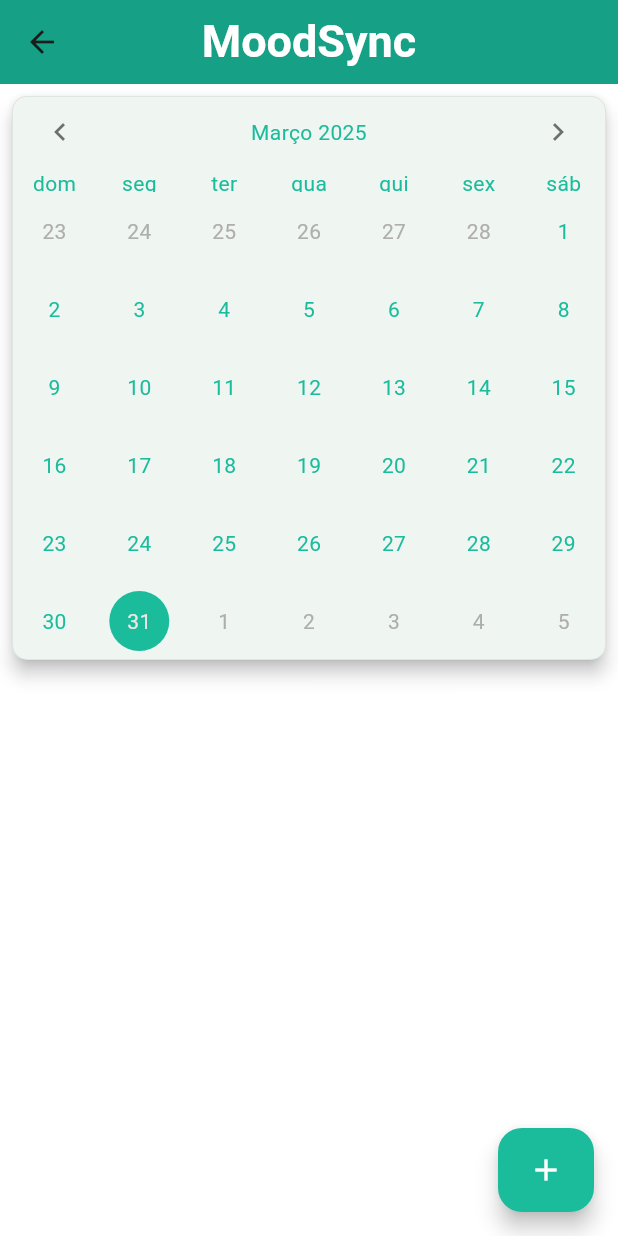
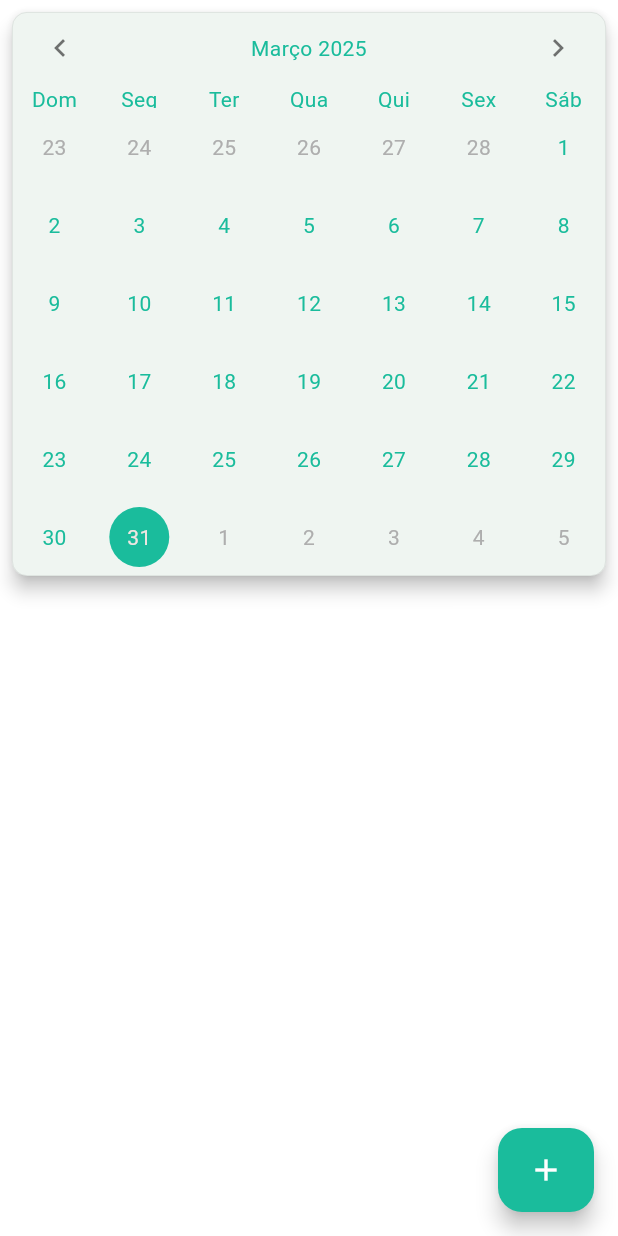
Before and after one commit to LucasDavid80/MoodSync, a Flutter app: the CalendarScreen screen opened by its route, on a phone screen of 412 x 824 dp. Run offline on Flutter 3.47's test engine with Material 3 defaults, Android fonts, the phone set to English and light mode, and no system bars; drawn by our look-alikes of table_calendar; our stand-ins replace firebase_core, fl_chart, modal_bottom_sheet; accounts and stored records are empty; generated files the repository leaves out were written again.

Commit message:
fix(calendar): arrumando o bug da AppBar

```diff
--- a/lib/screens/calendar/calendar_screen.dart
+++ b/lib/screens/calendar/calendar_screen.dart
@@ -176,18 +176,6 @@ class _CalendarScreenState extends State<CalendarScreen> {
   @override
   Widget build(BuildContext context) {
     return Scaffold(
-      appBar: AppBar(
-        title: const Text(
-          'MoodSync',
-          style: TextStyle(
-            fontSize: 30,
-            fontWeight: FontWeight.bold,
-            color: Colors.white,
-          ),
-        ),
-        centerTitle: true,
-        backgroundColor: CustomColors().getAppBarMainColor(),
-      ),
       backgroundColor: Colors.white,
       floatingActionButton: FloatingActionButton.extended(
         onPressed: () => _showAddEventDialog(),
@@ -329,19 +317,19 @@ class _CalendarScreenState extends State<CalendarScreen> {
                 dowBuilder: (context, day) {
                   String text;
                   if (day.weekday == DateTime.sunday) {
-                    text = 'dom';
+                    text = 'Dom';
                   } else if (day.weekday == DateTime.monday) {
-                    text = 'seg';
+                    text = 'Seg';
                   } else if (day.weekday == DateTime.tuesday) {
-                    text = 'ter';
+                    text = 'Ter';
                   } else if (day.weekday == DateTime.wednesday) {
-                    text = 'qua';
+                    text = 'Qua';
                   } else if (day.weekday == DateTime.thursday) {
-                    text = 'qui';
+                    text = 'Qui';
                   } else if (day.weekday == DateTime.friday) {
-                    text = 'sex';
+                    text = 'Sex';
                   } else if (day.weekday == DateTime.saturday) {
-                    text = 'sáb';
+                    text = 'Sáb';
                   } else {
                     text = 'err';
                   }
@@ -377,9 +365,9 @@ class _CalendarScreenState extends State<CalendarScreen> {
               leading: const Icon(Icons.done, color: Colors.grey),
               title: Padding(
                 padding: const EdgeInsets.only(bottom: 8.0),
-                child: Text('Event Title:   ${myEvents.eventTitle}'),
+                child: Text('Emoção do dia:   ${myEvents.eventTitle}'),
               ),
-              subtitle: Text('Description:   ${myEvents.eventDescp}'),
+              subtitle: Text('Descrição:   ${myEvents.eventDescp}'),
             ),
           ),
         ],
```
